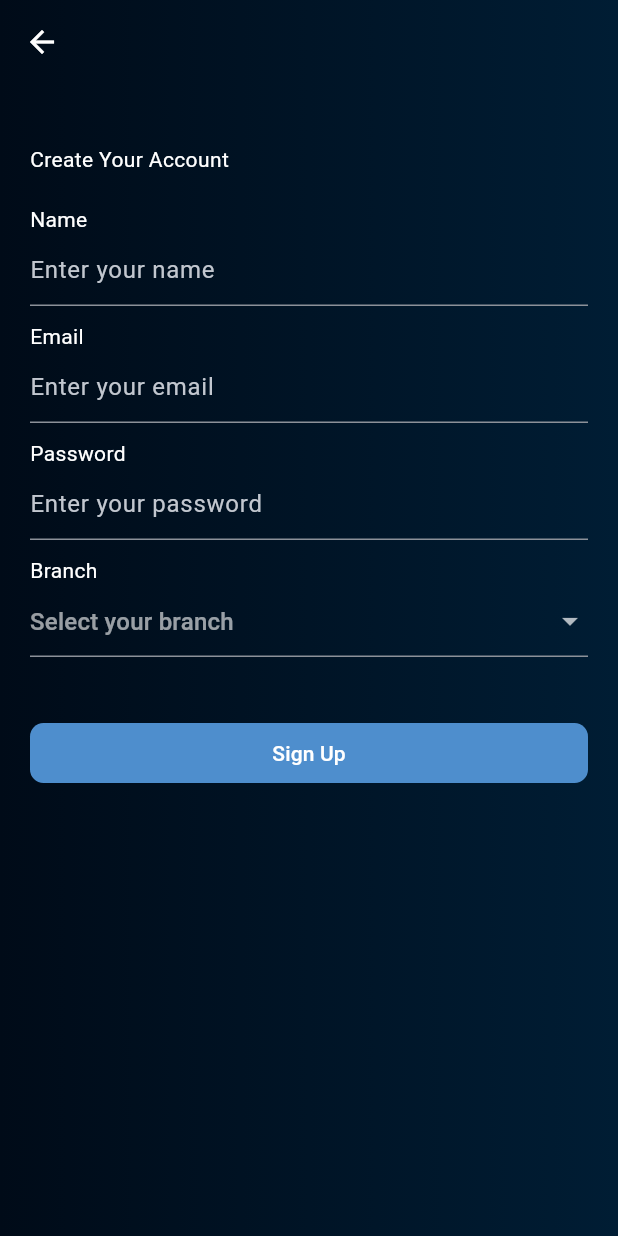
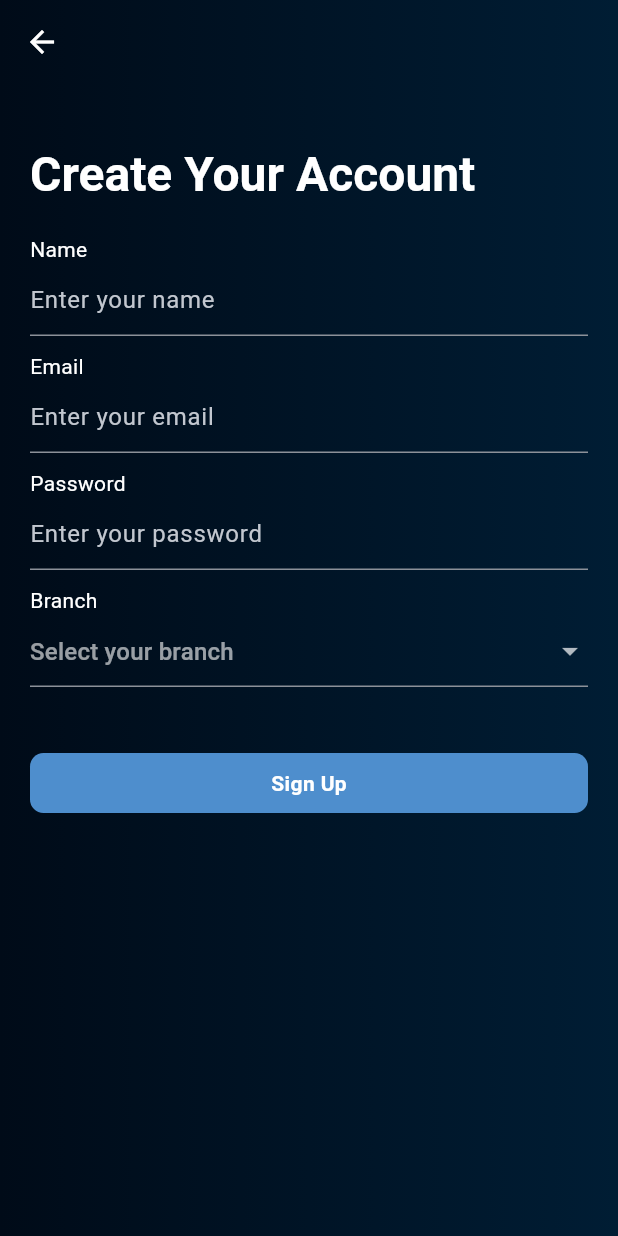
Before and after one commit to stuverse/stuverse, a Flutter app: the screen it shows after launch, after a tap on "Sign Up", on a phone screen of 412 x 824 dp. Run offline on Flutter 3.47's test engine with Material 3 defaults, Android fonts, the light colour scheme and no system bars; our stand-ins replace bloc, flex_color_scheme, flutter_bloc, go_router.

Commit message:
#31 Auth UI Improve

```diff
--- a/lib/features/common/auth/views/signin_screen.dart
+++ b/lib/features/common/auth/views/signin_screen.dart
@@ -37,6 +37,11 @@ class _SignInScreenState extends State<SignInScreen> {
                   ),
                   Text(
                     'Welcome to StuVerse!',
+                    style: Theme.of(context)
+                              .textTheme.headlineLarge!
+                              .copyWith(
+                                fontWeight: FontWeight.bold,
+                              ),
                   ),
                   SizedBox(height: 15),
                   Text(
@@ -99,6 +104,13 @@ class _SignInScreenState extends State<SignInScreen> {
                         onPressed: () {},
                         child: Text(
                           'Forgot password?',
+                            style: Theme.of(context)
+                              .textTheme
+                              .bodyMedium!
+                              .copyWith(
+                                fontWeight: FontWeight.bold,
+                                color: Theme.of(context).colorScheme.primary,
+                              ),
                         )),
                   ),
                   SizedBox(
@@ -113,6 +125,12 @@ class _SignInScreenState extends State<SignInScreen> {
                     child: Center(
                       child: Text(
                         'Login',
+                        style: Theme.of(context)
+                              .textTheme
+                              .bodyMedium!
+                              .copyWith(
+                              fontWeight: FontWeight.bold
+                              ),
                       ),
                     ),
                   ),
@@ -124,6 +142,12 @@ class _SignInScreenState extends State<SignInScreen> {
                     children: [
                       Text(
                         "Don't have an account?",
+                        style: Theme.of(context)
+                              .textTheme
+                              .bodyMedium!
+                              .copyWith(
+                                fontWeight: FontWeight.bold,
+                              ),
                       ),
                       TextButton(
                         onPressed: () {
@@ -135,6 +159,7 @@ class _SignInScreenState extends State<SignInScreen> {
                               .textTheme
                               .bodyMedium!
                               .copyWith(
+                                fontWeight: FontWeight.bold,
                                 color: Theme.of(context).colorScheme.primary,
                               ),
                         ),
--- a/lib/features/common/auth/views/signup_screen.dart
+++ b/lib/features/common/auth/views/signup_screen.dart
@@ -17,12 +17,12 @@ class _SignUpScreenState extends State<SignUpScreen> {
   final _formKey = GlobalKey<FormState>();
 
   final List<_BranchChoice> branches = [
-    _BranchChoice(label: 'Computer Science', value: 'CS'),
-    _BranchChoice(label: 'Electronics and Communication', value: 'EC'),
-    _BranchChoice(label: 'Electrical', value: 'EE'),
-    _BranchChoice(label: 'Mechanical', value: 'ME'),
-    _BranchChoice(label: 'Civil', value: 'CE'),
-    _BranchChoice(label: 'Information Technology', value: 'IT'),
+    _BranchChoice(label: 'Computer Science and Engineering', value: 'cse'),
+    _BranchChoice(label: 'Electronics and Communication Engineering', value: 'ece'),
+    _BranchChoice(label: 'Electrical and Electronics Engineering', value: 'eee'),
+    _BranchChoice(label: 'Mechanical Engineering', value: 'me'),
+    _BranchChoice(label: 'Civil Engineering', value: 'ce'),
+    _BranchChoice(label: 'Information Technology', value: 'it'),
   ];
 
   String? selectedBranch;
@@ -54,8 +54,13 @@ class _SignUpScreenState extends State<SignUpScreen> {
                   children: [
                     Padding(
                       padding: const EdgeInsets.only(top: 20),
-                      child: const Text(
+                      child:  Text(
                         'Create Your Account',
+                         style: Theme.of(context)
+                              .textTheme.headlineLarge!
+                              .copyWith(
+                                fontWeight: FontWeight.bold,
+                              ),
                       ),
                     ),
                     SizedBox(height: 20),
@@ -121,6 +126,7 @@ class _SignUpScreenState extends State<SignUpScreen> {
                     SizedBox(height: 10),
                     Text(
                       'Branch',
+                        overflow: TextOverflow.ellipsis,
                     ),
                     DropdownButtonFormField<String>(
                       value: selectedBranch,
@@ -141,11 +147,13 @@ class _SignUpScreenState extends State<SignUpScreen> {
                         }
                         return null;
                       },
-                      decoration: const InputDecoration(
+                      decoration: InputDecoration(
                         hintText: 'Select your branch',
                       ),
+                      isExpanded: true,
                     ),
-                    const SizedBox(height: 40),
+
+                    SizedBox(height: 40),
                     FilledButton(
                       onPressed: () {
                         if (_formKey.currentState!.validate()) {}
@@ -153,6 +161,12 @@ class _SignUpScreenState extends State<SignUpScreen> {
                       child: Center(
                         child: Text(
                           'Sign Up',
+                           style: Theme.of(context)
+                              .textTheme
+                              .bodyMedium!
+                              .copyWith(
+                              fontWeight: FontWeight.bold
+                              ),
                         ),
                       ),
                     ),
```
